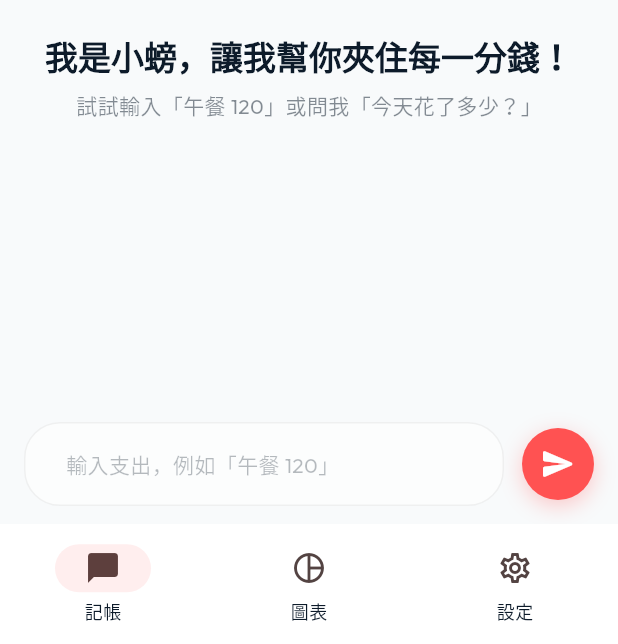
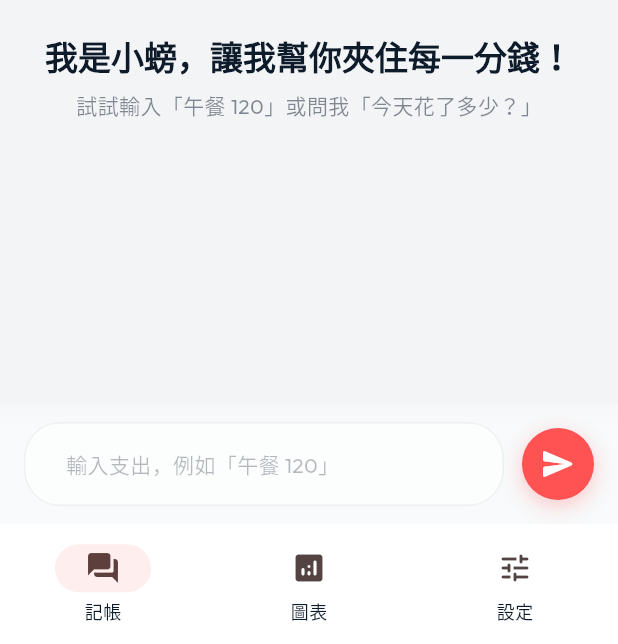
Before and after one commit to hyder13/money_chat, a Flutter app: the screen it shows after launch, on a phone screen of 412 x 824 dp, the part 592-1236 px from its top. Run offline on Flutter 3.47's test engine with Material 3 defaults, Android fonts, the phone set to English and light mode, and no system bars; our stand-ins replace fl_chart, flutter_riverpod, go_router, google_fonts, google_generative_ai, hive and 1 more; accounts and stored records are empty.

Commit message:
增加視覺

```diff
--- a/lib/app.dart
+++ b/lib/app.dart
@@ -94,18 +94,18 @@ class AppBottomNav extends StatelessWidget {
       },
       destinations: const [
         NavigationDestination(
-          icon: Icon(Icons.chat_bubble_outline),
-          selectedIcon: Icon(Icons.chat_bubble),
+          icon: Icon(Icons.forum_rounded),
+          selectedIcon: Icon(Icons.forum_rounded),
           label: '記帳',
         ),
         NavigationDestination(
-          icon: Icon(Icons.pie_chart_outline),
-          selectedIcon: Icon(Icons.pie_chart),
+          icon: Icon(Icons.analytics_rounded),
+          selectedIcon: Icon(Icons.analytics_rounded),
           label: '圖表',
         ),
         NavigationDestination(
-          icon: Icon(Icons.settings_outlined),
-          selectedIcon: Icon(Icons.settings),
+          icon: Icon(Icons.tune_rounded),
+          selectedIcon: Icon(Icons.tune_rounded),
           label: '設定',
         ),
       ],
--- a/lib/ui/screens/chat_screen.dart
+++ b/lib/ui/screens/chat_screen.dart
@@ -194,11 +194,18 @@ class _ChatScreenState extends ConsumerState<ChatScreen> {
       body: Column(
         children: [
           Expanded(
+            child: Container(
+              color: theme.brightness == Brightness.light
+                  ? const Color(0xFFF3F4F6) // Light Gray-Blue
+                  : theme.scaffoldBackgroundColor.withValues(alpha: 0.5),
               child: messages.isEmpty
                   ? _buildEmptyState(theme)
                   : ListView.builder(
                       controller: _scrollController,
-                    padding: const EdgeInsets.all(16),
+                      padding: const EdgeInsets.symmetric(
+                        horizontal: 16,
+                        vertical: 24,
+                      ),
                       itemCount: messages.length + (_isLoading ? 1 : 0),
                       itemBuilder: (context, index) {
                         if (_isLoading && index == messages.length) {
@@ -206,6 +213,7 @@ class _ChatScreenState extends ConsumerState<ChatScreen> {
                         }
                         return _ChatBubble(message: messages[index]);
                       },
+                    ),
             ),
           ),
           _buildInputArea(theme),
--- a/lib/ui/screens/splash_screen.dart
+++ b/lib/ui/screens/splash_screen.dart
@@ -18,7 +18,7 @@ class _SplashScreenState extends State<SplashScreen>
     super.initState();
     _controller = AnimationController(
       vsync: this,
-      duration: const Duration(milliseconds: 1500),
+      duration: const Duration(milliseconds: 800),
     )..repeat(reverse: true);
 
     _scaleAnimation = Tween<double>(
@@ -31,7 +31,7 @@ class _SplashScreenState extends State<SplashScreen>
   }
 
   Future<void> _navigateToHome() async {
-    await Future.delayed(const Duration(milliseconds: 2500));
+    await Future.delayed(const Duration(milliseconds: 1250));
     if (mounted) {
       context.go('/');
     }
```
Also changed, not shown: lib/ui/screens/charts_screen.dart (+84 -37 lines). Lines whose indentation alone changed are shown as unchanged.
